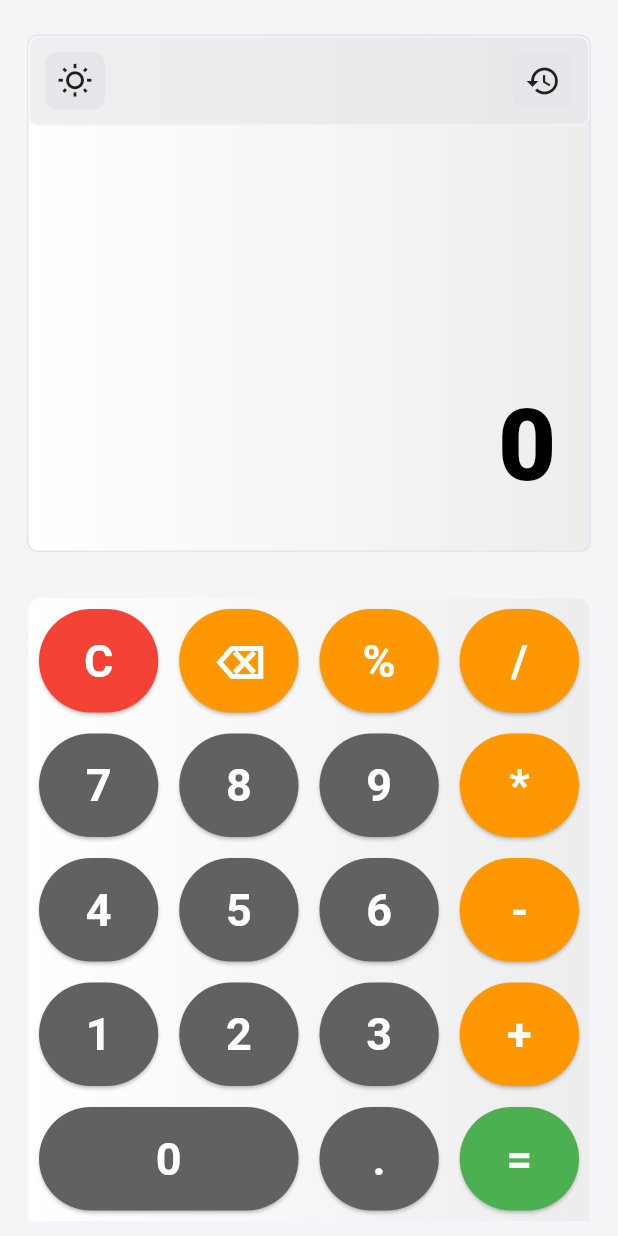
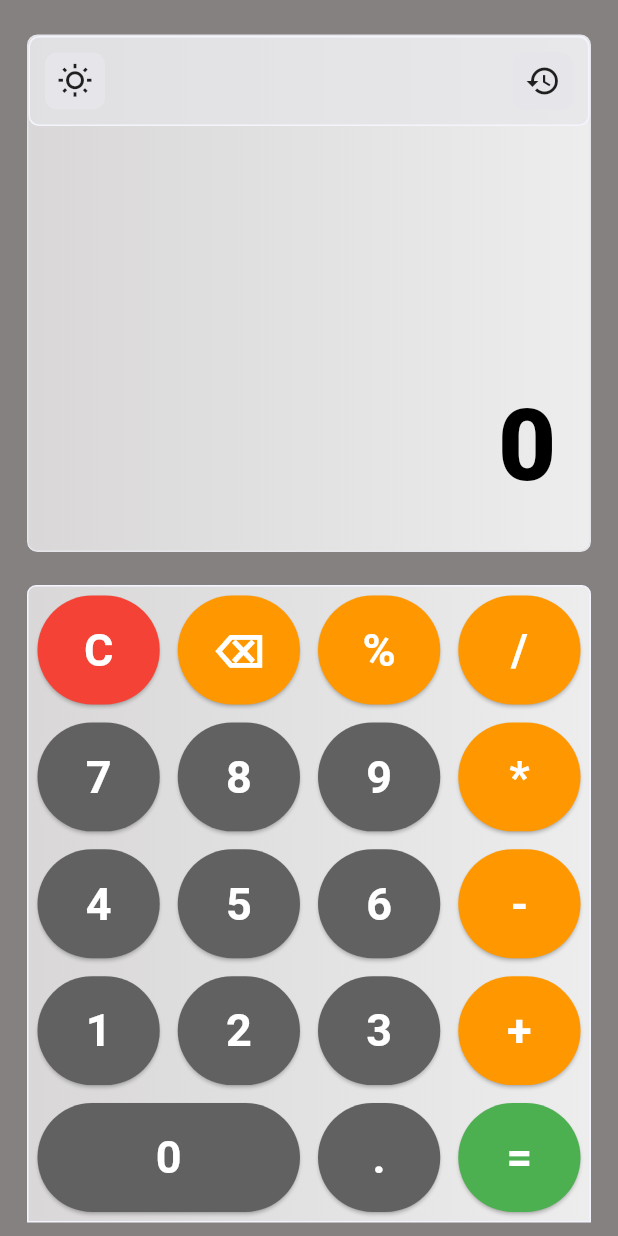
Before and after one commit to devalirehman/Calculator_app, a Flutter app: the screen it shows after launch, after a tap on the "wb sunny" icon, on a phone screen of 412 x 824 dp. Run offline on Flutter 3.47's test engine with Material 3 defaults, Android fonts, the phone set to English and light mode, and no system bars.

Commit message:
new update

```diff
--- a/lib/main.dart
+++ b/lib/main.dart
@@ -17,11 +17,11 @@ class MyApp extends StatefulWidget {
 }
 
 class MyAppState extends State<MyApp> {
-  ThemeData _theme = AppTheme.dark;
+  ThemeData theme = AppTheme.dark;
 
   void toggleTheme() {
     setState(() {
-      _theme = _theme.brightness == Brightness.dark
+      theme = theme.brightness == Brightness.dark
           ? AppTheme.light
           : AppTheme.dark;
     });
@@ -30,12 +30,12 @@ class MyAppState extends State<MyApp> {
   @override
   Widget build(BuildContext context) {
     return AnimatedTheme(
-      data: _theme,
+      data: theme,
       duration: const Duration(milliseconds: 900),
       curve: Curves.easeInOut,
       child: MaterialApp(
         debugShowCheckedModeBanner: false,
-        theme: _theme,
+        theme: theme,
         home: const HomeScreen(),
       ),
     );
--- a/lib/screens/home_screen.dart
+++ b/lib/screens/home_screen.dart
@@ -1,7 +1,7 @@
 import 'package:digital_calculator/widgets/firstcard_screen.dart';
 import 'package:digital_calculator/widgets/secoundcard_screen.dart';
 import 'package:flutter/material.dart';
-import '../utils/calculator_logic.dart';
+import 'package:digital_calculator/utils/calculator_logic.dart'; // ✅ FIXED
 
 class HomeScreen extends StatefulWidget {
   const HomeScreen({super.key});
@@ -28,9 +28,15 @@ class _HomeScreenState extends State<HomeScreen> {
               FirstCardScreen(
                 input: logic.input,
                 output: logic.output,
+                history: logic.history,
+                onClearHistory: () {
+                  setState(() {
+                    logic.clearHistory();
+                  });
+                },
               ),
 
-              const SizedBox(height: 12),
+              const SizedBox(height: 04),
 
               Expanded(
                 child: SecondCardScreen(
--- a/lib/theme/app_theme.dart
+++ b/lib/theme/app_theme.dart
@@ -15,9 +15,9 @@ class AppTheme {
 
   static final light = ThemeData(
     brightness: Brightness.light,
-    scaffoldBackgroundColor: const Color(0xFFF5F5F7),
+    scaffoldBackgroundColor: const Color(0xFF858181),
     colorScheme: const ColorScheme.light(
-      primary: Color(0xFFFFFFFF),
+      primary: Color(0xFFD9D7D7),
       secondary: Color(0xFFEDEDED),
       surface: Color(0xFFE5E5EA),
       outline: Color(0xFFF4F4FF),
--- a/lib/utils/calculator_logic.dart
+++ b/lib/utils/calculator_logic.dart
@@ -1,3 +1,10 @@
+class HistoryItem {
+  final String expression;
+  final String result;
+
+  HistoryItem({required this.expression, required this.result});
+}
+
 class CalculatorLogic {
   String input = "";
   String output = "0";
@@ -6,6 +13,8 @@ class CalculatorLogic {
   String operator = "";
 
   bool isNewNumber = false;
+
+  List<HistoryItem> history = []; // ✅ NEW
 
   void onButtonClick(String value) {
     if (value == "C") {
@@ -21,7 +30,7 @@ class CalculatorLogic {
     }
 
     else if (value == "=") {
-      // optional (you can extend later)
+      calculateFinal(); // ✅ NEW
     }
 
     else {
@@ -37,8 +46,11 @@ class CalculatorLogic {
     isNewNumber = false;
   }
 
+  void clearHistory() {
+    history.clear();
+  }
+
   void backspace() {
-    // 🔥 OUTPUT BACKSPACE
     if (output.isNotEmpty && output != "0") {
       output = output.substring(0, output.length - 1);
 
@@ -47,7 +59,6 @@ class CalculatorLogic {
       }
     }
 
-    // 🔥 INPUT BACKSPACE
     if (input.isNotEmpty) {
       input = input.substring(0, input.length - 1);
     }
@@ -67,7 +78,6 @@ class CalculatorLogic {
 
     input += value;
 
-    // 🔥 LIVE CALCULATION
     if (operator.isNotEmpty) {
       calculateLive();
     }
@@ -99,6 +109,27 @@ class CalculatorLogic {
     output = formatResult(result);
   }
 
+  void calculateFinal() {
+    // ✅ already calculated value use karo
+    String finalResult = output;
+
+    // ✅ save history
+    history.add(
+      HistoryItem(
+        expression: input,
+        result: finalResult,
+      ),
+    );
+
+    input = finalResult;
+    output = finalResult;
+
+    operator = ""; // 🔥 reset operator
+    num1 = double.tryParse(finalResult) ?? 0;
+
+    isNewNumber = true;
+  }
+
   String formatResult(double value) {
     if (value % 1 == 0) {
       return value.toInt().toString();
--- a/lib/widgets/firstcard_screen.dart
+++ b/lib/widgets/firstcard_screen.dart
@@ -1,14 +1,20 @@
 import 'package:flutter/material.dart';
 import '../main.dart';
+import '../utils/calculator_logic.dart';
 
 class FirstCardScreen extends StatefulWidget {
   final String input;
   final String output;
 
+  final List<HistoryItem> history;
+  final VoidCallback onClearHistory;
+
   const FirstCardScreen({
     super.key,
     required this.input,
     required this.output,
+    required this.history,
+    required this.onClearHistory,
   });
 
   @override
@@ -16,6 +22,69 @@ class FirstCardScreen extends StatefulWidget {
 }
 
 class FirstCardScreenState extends State<FirstCardScreen> {
+  void showHistorySheet(BuildContext context) {
+    final theme = Theme.of(context);
+
+    showModalBottomSheet(
+      context: context,
+      backgroundColor: theme.scaffoldBackgroundColor,
+      shape: const RoundedRectangleBorder(
+        borderRadius: BorderRadius.vertical(top: Radius.circular(20)),
+      ),
+      builder: (context) {
+        return Padding(
+          padding: const EdgeInsets.all(16),
+          child: Column(
+            children: [
+              Row(
+                mainAxisAlignment: MainAxisAlignment.spaceBetween,
+                children: [
+                  const Text(
+                    "History",
+                    style: TextStyle(fontSize: 20, fontWeight: FontWeight.bold),
+                  ),
+                  TextButton(
+                    onPressed: () {
+                      widget.onClearHistory();
+                      Navigator.pop(context);
+                    },
+                    child: const Text(
+                      "Clear",
+                      style: TextStyle(color: Colors.white),
+                    ),
+                  ),
+                ],
+              ),
+
+              const SizedBox(height: 10),
+
+              Expanded(
+                child: widget.history.isEmpty
+                    ? const Center(child: Text("No History Yet"))
+                    : ListView.builder(
+                        itemCount: widget.history.length,
+                        itemBuilder: (context, index) {
+                          final item = widget.history[index];
+
+                          return ListTile(
+                            title: Text(item.expression),
+                            trailing: Text(
+                              item.result,
+                              style: const TextStyle(
+                                fontWeight: FontWeight.bold,
+                              ),
+                            ),
+                          );
+                        },
+                      ),
+              ),
+            ],
+          ),
+        );
+      },
+    );
+  }
+
   @override
   Widget build(BuildContext context) {
     final theme = Theme.of(context);
@@ -27,16 +96,12 @@ class FirstCardScreenState extends State<FirstCardScreen> {
       decoration: BoxDecoration(
         borderRadius: BorderRadius.circular(7),
         gradient: LinearGradient(
-          colors: [
-            theme.colorScheme.primary,
-            theme.colorScheme.secondary,
-          ],
+          colors: [theme.colorScheme.primary, theme.colorScheme.secondary],
         ),
         border: Border.all(color: theme.colorScheme.surfaceDim),
       ),
       child: Column(
         children: [
-
           Container(
             height: 60,
             width: 389,
@@ -48,7 +113,6 @@ class FirstCardScreenState extends State<FirstCardScreen> {
             child: Row(
               mainAxisAlignment: MainAxisAlignment.spaceBetween,
               children: [
-
                 GestureDetector(
                   onTap: () {
                     MyApp.of(context)?.toggleTheme();
@@ -61,11 +125,15 @@ class FirstCardScreenState extends State<FirstCardScreen> {
                       color: theme.colorScheme.surface,
                       borderRadius: BorderRadius.circular(8),
                     ),
-                    child: Icon(Icons.wb_sunny_outlined),
+                    child: const Icon(Icons.wb_sunny_outlined),
                   ),
                 ),
 
-                Container(
+                GestureDetector(
+                  onTap: () {
+                    showHistorySheet(context);
+                  },
+                  child: Container(
                     height: 50,
                     width: 40,
                     margin: const EdgeInsets.all(10),
@@ -73,7 +141,8 @@ class FirstCardScreenState extends State<FirstCardScreen> {
                       color: theme.colorScheme.surface,
                       borderRadius: BorderRadius.circular(8),
                     ),
-                  child: Icon(Icons.history),
+                    child: const Icon(Icons.history),
+                  ),
                 ),
               ],
             ),
@@ -87,13 +156,7 @@ class FirstCardScreenState extends State<FirstCardScreen> {
                 mainAxisAlignment: MainAxisAlignment.end,
                 crossAxisAlignment: CrossAxisAlignment.end,
                 children: [
-
-                  Text(
-                    widget.input,
-                    style: const TextStyle(
-                      fontSize: 22,
-                    ),
-                  ),
+                  Text(widget.input, style: const TextStyle(fontSize: 22)),
 
                   const SizedBox(height: 10),
 
--- a/lib/widgets/secoundcard_screen.dart
+++ b/lib/widgets/secoundcard_screen.dart
@@ -17,7 +17,7 @@ class SecondCardScreenState extends State<SecondCardScreen> {
     return Container(
       margin: const EdgeInsets.symmetric(vertical: 2),
       decoration: BoxDecoration(
-        borderRadius: const BorderRadius.vertical(top: Radius.circular(09)),
+        borderRadius: const BorderRadius.vertical(top: Radius.circular(06)),
         gradient: LinearGradient(
           colors: [
             theme.colorScheme.primary,
@@ -55,7 +55,7 @@ class SecondCardScreenState extends State<SecondCardScreen> {
 
   Widget buildButton(String text) {
     return Padding(
-      padding: const EdgeInsets.all(07),
+      padding: const EdgeInsets.all(06),
       child: ElevatedButton(
         onPressed: () {
           widget.onTap(text);
```
Lines whose indentation alone changed are shown as unchanged.
